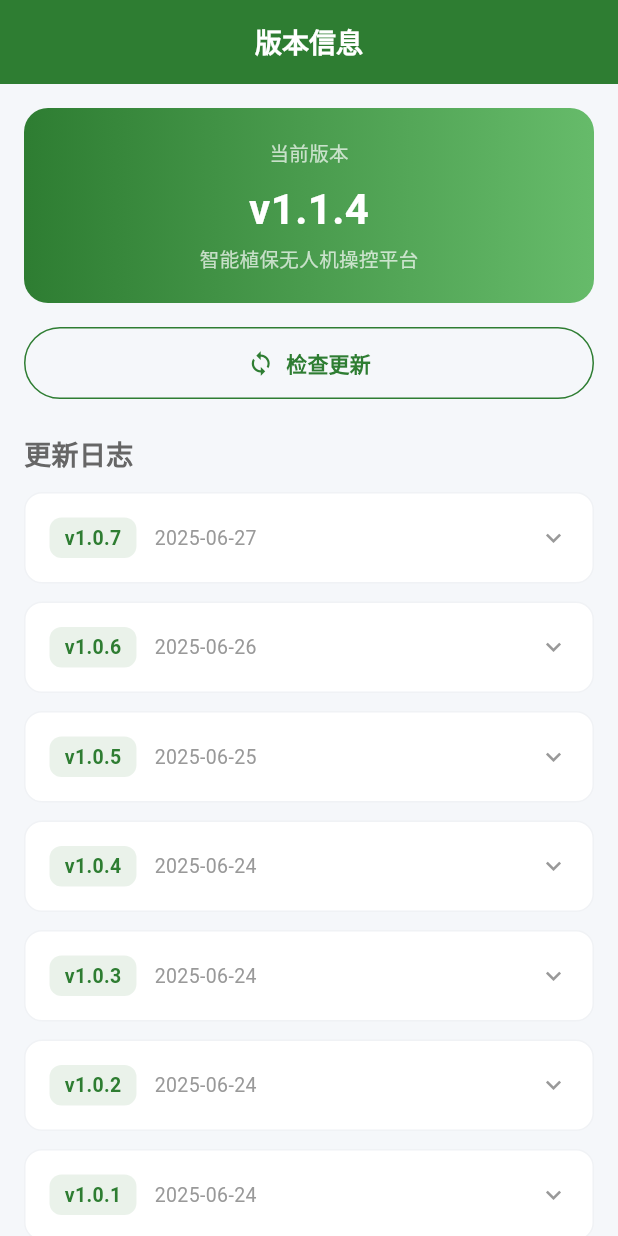
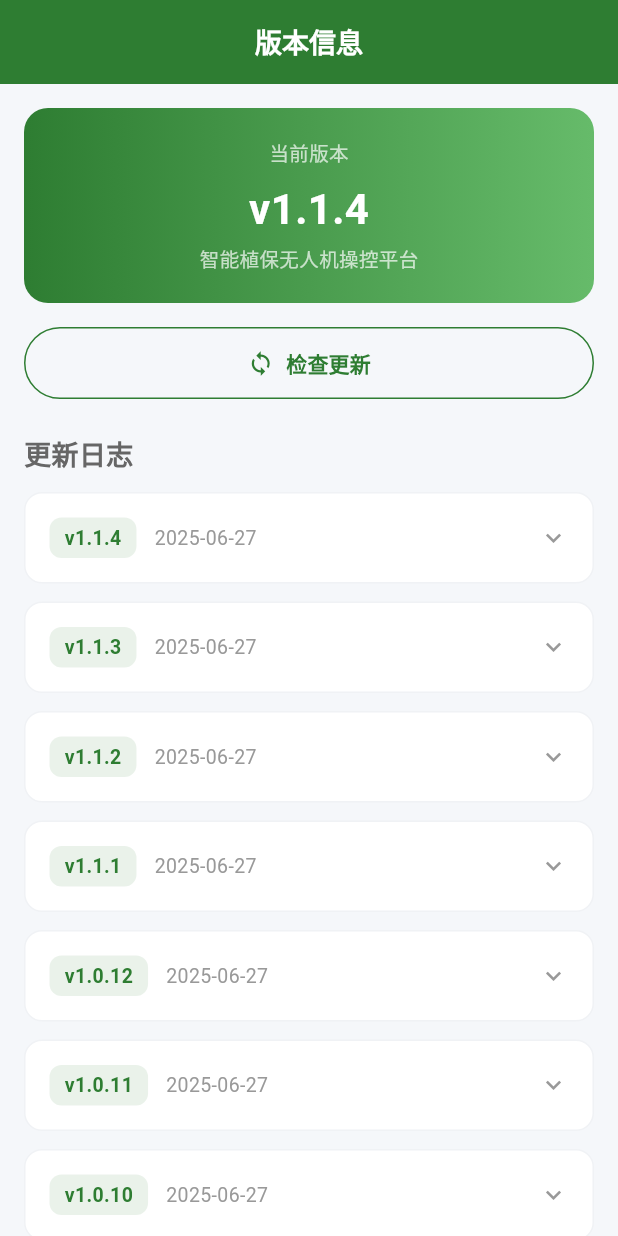
Before and after one commit to YaoShuai01/huhuashizhe, a Flutter app: the VersionInfoPage screen opened by its route, on a phone screen of 412 x 824 dp. Run offline on Flutter 3.47's test engine with Material 3 defaults, Android fonts, the phone set to English and light mode, and no system bars; our stand-ins replace dio, flutter_map, flutter_riverpod, go_router, latlong2; network calls fail.

Commit message:
补全版本更新日志：v1.0.8 ~ v1.1.4

```diff
--- a/lib/features/mine/pages/mine_sub_pages.dart
+++ b/lib/features/mine/pages/mine_sub_pages.dart
@@ -367,6 +367,84 @@ class VersionInfoPage extends ConsumerWidget {
   List<Widget> _buildUpdateHistory() {
     final histories = [
       {
+        'version': 'v1.1.4',
+        'date': '2025-06-27',
+        'content': [
+          '修复天气卡片不显示问题（逆地理编码改为非阻塞后台执行，天气数据立即展示）',
+          'GPS定位添加5秒超时保护，避免长时间阻塞',
+          '应用启动时异步刷新天气，不阻塞UI渲染',
+        ],
+      },
+      {
+        'version': 'v1.1.3',
+        'date': '2025-06-27',
+        'content': [
+          '新增天气卡片显示当前地名（逆地理编码，精确到镇/乡级）',
+          '新增应用启动时自动刷新天气，无需手动下拉',
+          '优化天气数据使用GPS定位坐标请求，替代硬编码的上海坐标',
+          '天气卡片位置信息格式：当前位置  |  省 · 市 · 区 · 镇',
+        ],
+      },
+      {
+        'version': 'v1.1.2',
+        'date': '2025-06-27',
+        'content': [
+          '修复创建飞行任务时地图初始化未完成导致的致命错误（通过_mapReady标记保护camera访问）',
+        ],
+      },
+      {
+        'version': 'v1.1.1',
+        'date': '2025-06-27',
+        'content': [
+          '新增微调面板全宽重布局（方向键+步长控制，与航点编辑面板同宽）',
+          '优化地图工具栏：仅保留十字靶标定位和图层切换按钮',
+          '修复图层切换按钮触发时意外定位到用户位置的问题',
+        ],
+      },
+      {
+        'version': 'v1.0.12',
+        'date': '2025-06-27',
+        'content': [
+          '新增GPS定位按钮（点击居中到用户当前位置）',
+          '新增地图微调面板（方向键微调地图中心+步长调节）',
+          '修复关于页版本号显示硬编码问题',
+        ],
+      },
+      {
+        'version': 'v1.0.11',
+        'date': '2025-06-27',
+        'content': [
+          '修复图层切换耦合问题（解耦initialCenter与运行时定位）',
+          '新增预设参数微调功能（从预设进入时支持参数调整）',
+        ],
+      },
+      {
+        'version': 'v1.0.10',
+        'date': '2025-06-27',
+        'content': [
+          '修复卫星图切换无效问题',
+          '修复初始显示标准地图而非卫星图的问题',
+        ],
+      },
+      {
+        'version': 'v1.0.9',
+        'date': '2025-06-27',
+        'content': [
+          '修复APK安装器无法拉起系统安装界面（移除FLAG_ACTIVITY_NEW_TASK）',
+          '修复地图工具栏按钮不可见（AppBar图标颜色与背景色相同导致）',
+        ],
+      },
+      {
+        'version': 'v1.0.8',
+        'date': '2025-06-27',
+        'content': [
+          '修复APK安装失败（新增getDownloadDir方法，返回外部存储路径）',
+          '修复「下次再说」关闭后弹窗绿色头部残留问题',
+          '修复地图工具栏布局：按钮间距优化，新增地名开关',
+          '修复应用更新后用户数据丢失（存储路径改为应用文档目录持久化）',
+        ],
+      },
+      {
         'version': 'v1.0.7',
         'date': '2025-06-27',
         'content': [
```
